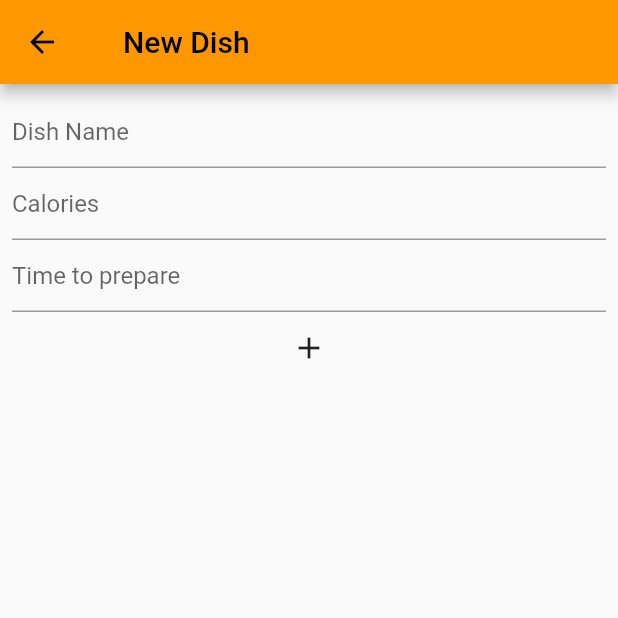
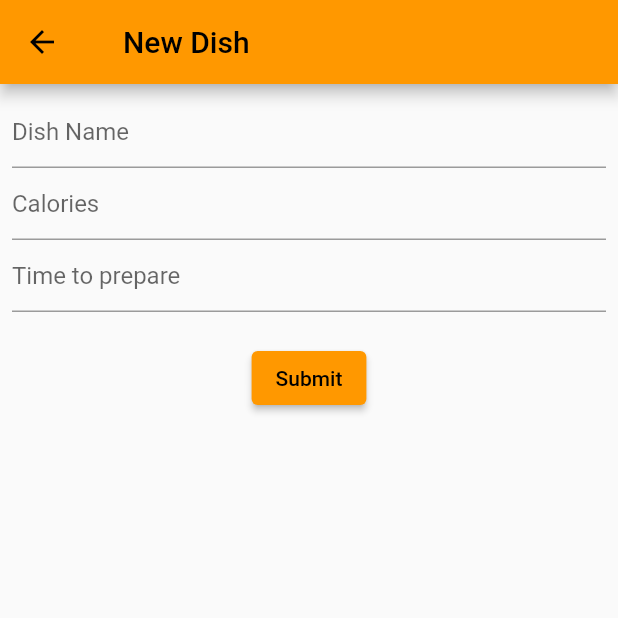
Before and after one commit to NatProView/food_adviser, a Flutter app: the DishAddScreen screen opened directly, on a phone screen of 412 x 824 dp, the top half of it. Run offline on Flutter 3.47's test engine with Material 2 defaults, Android fonts, the phone set to English and light mode, and no system bars; our stand-ins replace drift, drift_sqflite, flutter_slidable, rxdart; missing offline and left inert: dart:ffi; accounts and stored records are empty; generated files the repository leaves out were written again.

Commit message:
change submit button

```diff
--- a/lib/ui/widget/new_dish_input_widget.dart
+++ b/lib/ui/widget/new_dish_input_widget.dart
@@ -56,6 +56,7 @@ class _NewDishInputState extends State<NewDishInput> {
           Row(children: [_buildTimeToPrepareField(context),],),
           // _buildTagListField(context),
           // _buildIngredientsListField(context),
+          const SizedBox(height: 20),
           _submitFullDish(context),
 
 
@@ -193,23 +194,40 @@ class _NewDishInputState extends State<NewDishInput> {
   //     },
   //   );
   // }
-
-  IconButton _submitFullDish(BuildContext context) {
-    return IconButton(
-        icon: Icon(Icons.add),
-        onPressed:() {
+  ElevatedButton _submitFullDish(BuildContext context) {
+    return ElevatedButton(
+      onPressed: () {
                 final database = Provider.of<AppDatabase>(context, listen: false);
                 final tempDishCompanion = DishCompanion(
                   name: driftLib.Value(newDishName),
                   calories: driftLib.Value(newDishCalories),
-            timeToPrepare: driftLib.Value(newDishTimeToPrepare),
-          );
+                    timeToPrepare: driftLib.Value(newDishTimeToPrepare));
                   Navigator.pop(context);
                   database.dishDao.insertDish(tempDishCompanion, [], []);
                   resetValuesAfterSubmit();
+
       },
+      child: const Text('Submit'),
+
     );
   }
+  //TODO dziala
+  // IconButton _submitFullDish(BuildContext context) {
+  //   return IconButton(
+  //       icon: Icon(Icons.add_box),
+  //       onPressed:() {
+  //         final database = Provider.of<AppDatabase>(context, listen: false);
+  //         final tempDishCompanion = DishCompanion(
+  //           name: driftLib.Value(newDishName),
+  //           calories: driftLib.Value(newDishCalories),
+  //           timeToPrepare: driftLib.Value(newDishTimeToPrepare),
+  //         );
+  //         Navigator.pop(context);
+  //         database.dishDao.insertDish(tempDishCompanion, [], []);
+  //         resetValuesAfterSubmit();
+  //       },
+  //   );
+  // }
 
   void resetValuesAfterSubmit() {
     setState(() {
```
Lines whose indentation alone changed are shown as unchanged.
